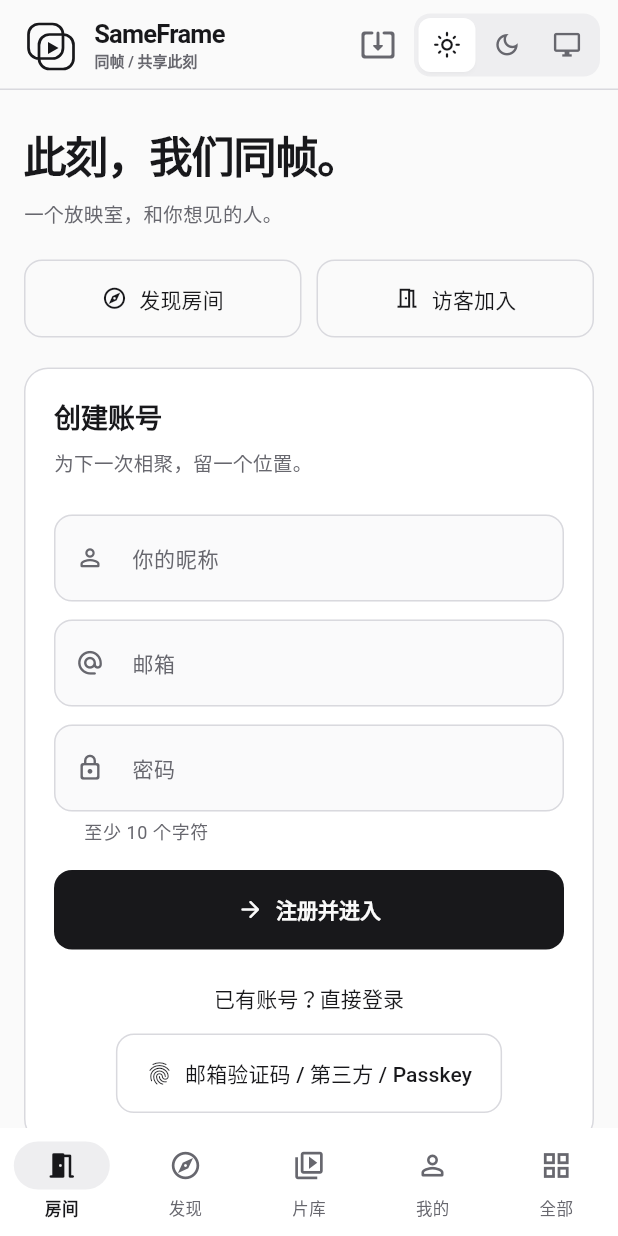
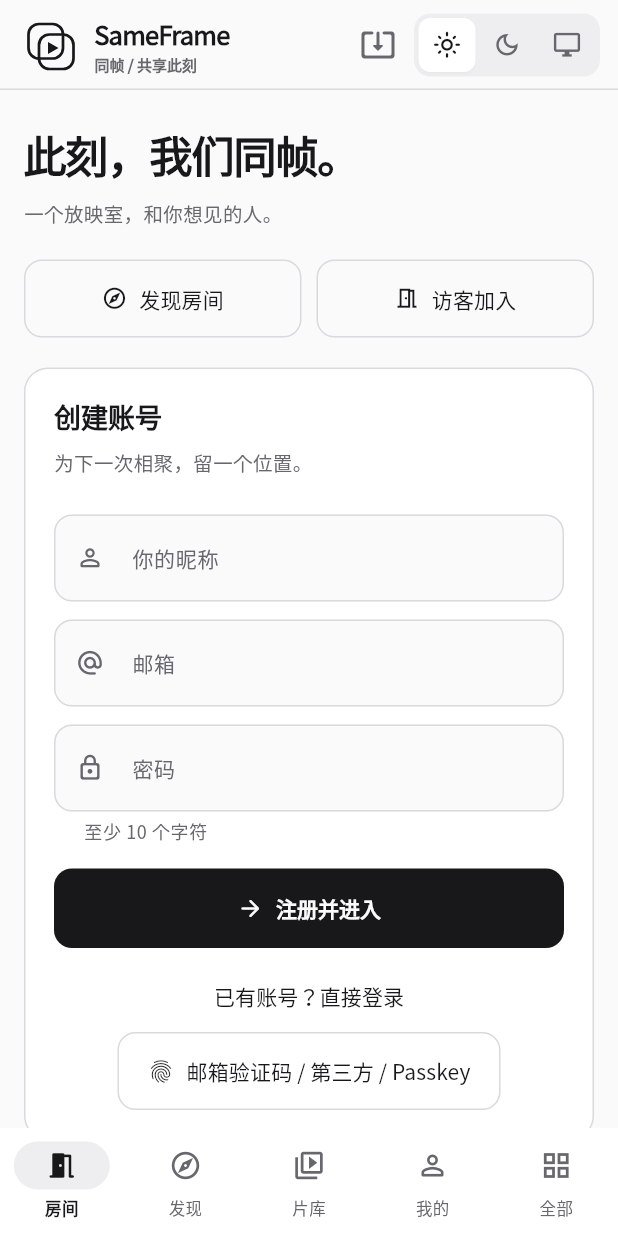
Before and after one commit to kawaiilord/devbox, a Flutter app: the screen it shows after launch, on a phone screen of 412 x 824 dp. Run offline on Flutter 3.47's test engine with Material 3 defaults, Android fonts, the light colour scheme and no system bars; our stand-ins replace flutter_secure_storage, package_info_plus, shared_preferences; missing offline and left inert: cryptography, dart:js_interop, flutter_webrtc, media_kit, media_kit_video; accounts and stored records are empty.

Commit message:
fix: use bundled font across custom application text styles

```diff
--- a/client/lib/src/design.dart
+++ b/client/lib/src/design.dart
@@ -145,6 +145,7 @@ ThemeData frameTheme({Brightness brightness = Brightness.dark}) {
     useMaterial3: true,
     colorScheme: scheme,
     extensions: [colors],
+    fontFamily: 'Noto Sans SC',
     fontFamilyFallback: const [
       'Noto Sans SC',
       'PingFang SC',
@@ -157,7 +158,8 @@ ThemeData frameTheme({Brightness brightness = Brightness.dark}) {
     canvasColor: colors.surface,
     hoverColor: colors.text.withValues(alpha: .05),
     focusColor: colors.text.withValues(alpha: .10),
-    textTheme: base.textTheme.copyWith(
+    textTheme: base.textTheme
+        .copyWith(
           headlineLarge: TextStyle(
             color: colors.text,
             fontSize: 34,
@@ -185,7 +187,8 @@ ThemeData frameTheme({Brightness brightness = Brightness.dark}) {
           ),
           bodyMedium: TextStyle(fontSize: 14, height: 1.6, color: colors.text),
           bodySmall: TextStyle(fontSize: 12, height: 1.5, color: colors.muted),
-    ),
+        )
+        .apply(fontFamily: 'Noto Sans SC'),
     appBarTheme: AppBarTheme(
       backgroundColor: colors.background,
       surfaceTintColor: Colors.transparent,
@@ -194,6 +197,7 @@ ThemeData frameTheme({Brightness brightness = Brightness.dark}) {
       toolbarHeight: 68,
       shape: Border(bottom: BorderSide(color: colors.border)),
       titleTextStyle: TextStyle(
+        fontFamily: 'Noto Sans SC',
         fontSize: 17,
         fontWeight: FontWeight.w600,
         color: colors.text,
@@ -219,7 +223,11 @@ ThemeData frameTheme({Brightness brightness = Brightness.dark}) {
         minimumSize: const Size(0, 48),
         padding: const EdgeInsets.symmetric(horizontal: 22, vertical: 16),
         shape: shape,
-        textStyle: const TextStyle(fontSize: 14, fontWeight: FontWeight.w600),
+        textStyle: const TextStyle(
+          fontFamily: 'Noto Sans SC',
+          fontSize: 14,
+          fontWeight: FontWeight.w600,
+        ),
       ),
     ),
     outlinedButtonTheme: OutlinedButtonThemeData(
```
Lines whose indentation alone changed are shown as unchanged.
